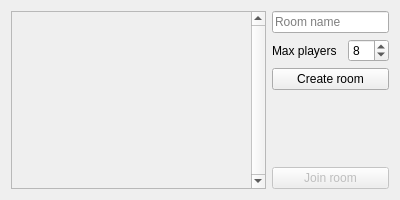
LiquidIce64/ORIS-tasks, file word_game/gui/room_browser.ui: the form before one commit.
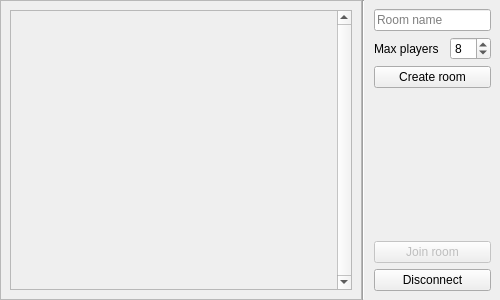
The form after the commit.

Commit message: word game rooms

Diff of the .ui file:
```diff
--- a/word_game/gui/room_browser.ui
+++ b/word_game/gui/room_browser.ui
@@ -6,20 +6,44 @@
    <rect>
     <x>0</x>
     <y>0</y>
-    <width>400</width>
-    <height>200</height>
+    <width>500</width>
+    <height>300</height>
    </rect>
   </property>
   <property name="minimumSize">
    <size>
-    <width>400</width>
-    <height>200</height>
+    <width>500</width>
+    <height>300</height>
    </size>
   </property>
   <property name="windowTitle">
    <string>Form</string>
   </property>
   <layout class="QHBoxLayout" name="layout_browser">
+   <property name="spacing">
+    <number>0</number>
+   </property>
+   <property name="leftMargin">
+    <number>0</number>
+   </property>
+   <property name="topMargin">
+    <number>0</number>
+   </property>
+   <property name="rightMargin">
+    <number>0</number>
+   </property>
+   <property name="bottomMargin">
+    <number>0</number>
+   </property>
+   <item>
+    <widget class="QFrame" name="frame_browser">
+     <property name="frameShape">
+      <enum>QFrame::StyledPanel</enum>
+     </property>
+     <property name="frameShadow">
+      <enum>QFrame::Raised</enum>
+     </property>
+     <layout class="QVBoxLayout" name="_2">
    <item>
     <widget class="QScrollArea" name="scrollArea">
      <property name="verticalScrollBarPolicy">
@@ -36,8 +60,8 @@
        <rect>
         <x>0</x>
         <y>0</y>
-        <width>237</width>
-        <height>180</height>
+           <width>322</width>
+           <height>278</height>
        </rect>
       </property>
       <layout class="QVBoxLayout" name="verticalLayout">
@@ -68,8 +92,31 @@
      </widget>
     </widget>
    </item>
+     </layout>
+    </widget>
+   </item>
    <item>
+    <widget class="Line" name="line">
+     <property name="orientation">
+      <enum>Qt::Vertical</enum>
+     </property>
+    </widget>
+   </item>
+   <item>
+    <widget class="QFrame" name="frame_sidepanel">
     <layout class="QVBoxLayout" name="layout_sidepanel">
+      <property name="leftMargin">
+       <number>9</number>
+      </property>
+      <property name="topMargin">
+       <number>9</number>
+      </property>
+      <property name="rightMargin">
+       <number>9</number>
+      </property>
+      <property name="bottomMargin">
+       <number>9</number>
+      </property>
      <item>
       <layout class="QGridLayout" name="layout_create_room">
        <property name="sizeConstraint">
@@ -152,7 +199,15 @@
        </property>
       </widget>
      </item>
-    </layout>
+      <item>
+       <widget class="QPushButton" name="btn_disconnect">
+        <property name="text">
+         <string>Disconnect</string>
+        </property>
+       </widget>
+      </item>
+     </layout>
+    </widget>
    </item>
   </layout>
  </widget>
```
Lines whose indentation alone changed are shown as unchanged. The commit also changes 13 other files.
